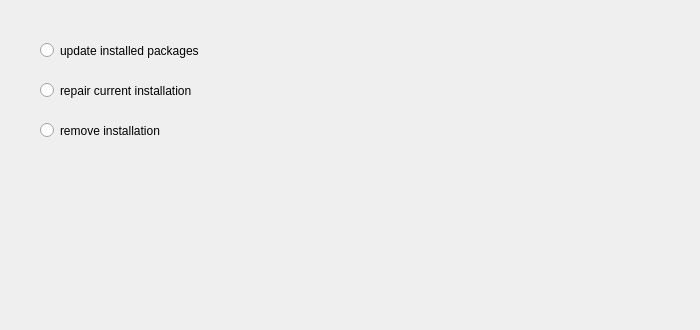
Above: gui/enduserinstallmodepage.ui from KDE/kdewin-installer before the change. Below: the same form after it.
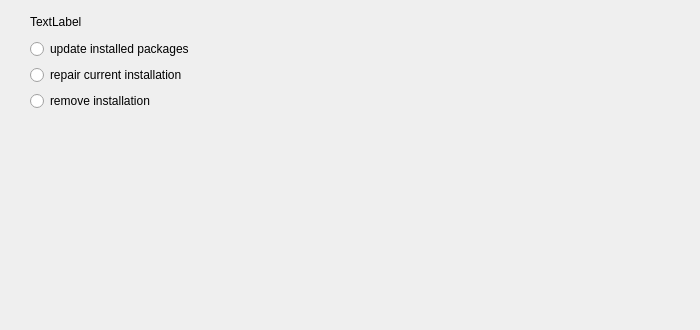
That is the form after the change.

Commit message: - tried to display end user install options - does not display anything for unknown reasons

Diff of the .ui file:
```diff
--- a/gui/enduserinstallmodepage.ui
+++ b/gui/enduserinstallmodepage.ui
@@ -15,44 +15,45 @@
   <property name="statusTip" >
    <string>Select one of the available options.</string>
   </property>
+  <widget class="QWidget" name="" >
+   <property name="geometry" >
+    <rect>
+     <x>30</x>
+     <y>10</y>
+     <width>176</width>
+     <height>101</height>
+    </rect>
+   </property>
+   <layout class="QGridLayout" >
+    <item row="0" column="0" >
+     <widget class="QLabel" name="label" >
+      <property name="text" >
+       <string>TextLabel</string>
+      </property>
+     </widget>
+    </item>
+    <item row="1" column="0" >
   <widget class="QRadioButton" name="updateInstallationButton" >
-   <property name="geometry" >
-    <rect>
-     <x>40</x>
-     <y>40</y>
-     <width>251</width>
-     <height>21</height>
-    </rect>
-   </property>
    <property name="text" >
     <string>update installed packages</string>
    </property>
   </widget>
+    </item>
+    <item row="2" column="0" >
   <widget class="QRadioButton" name="repairInstallationButton" >
-   <property name="geometry" >
-    <rect>
-     <x>40</x>
-     <y>80</y>
-     <width>251</width>
-     <height>21</height>
-    </rect>
-   </property>
    <property name="text" >
     <string>repair current installation</string>
    </property>
   </widget>
+    </item>
+    <item row="3" column="0" >
   <widget class="QRadioButton" name="removeInstallationButton" >
-   <property name="geometry" >
-    <rect>
-     <x>40</x>
-     <y>120</y>
-     <width>250</width>
-     <height>21</height>
-    </rect>
-   </property>
    <property name="text" >
     <string>remove installation</string>
    </property>
+     </widget>
+    </item>
+   </layout>
   </widget>
  </widget>
  <resources/>
```
Left out of the diff: 2 changed lines with no effect on the pictures. Lines whose indentation alone changed are shown as unchanged. The commit also changes 2 other files.
